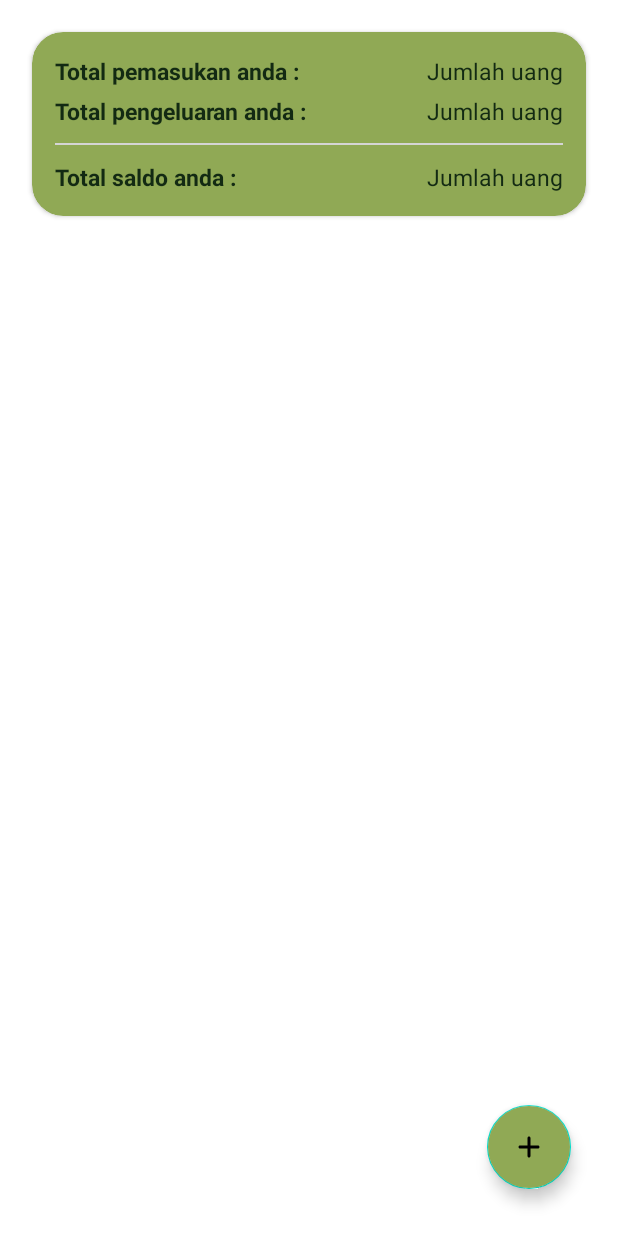
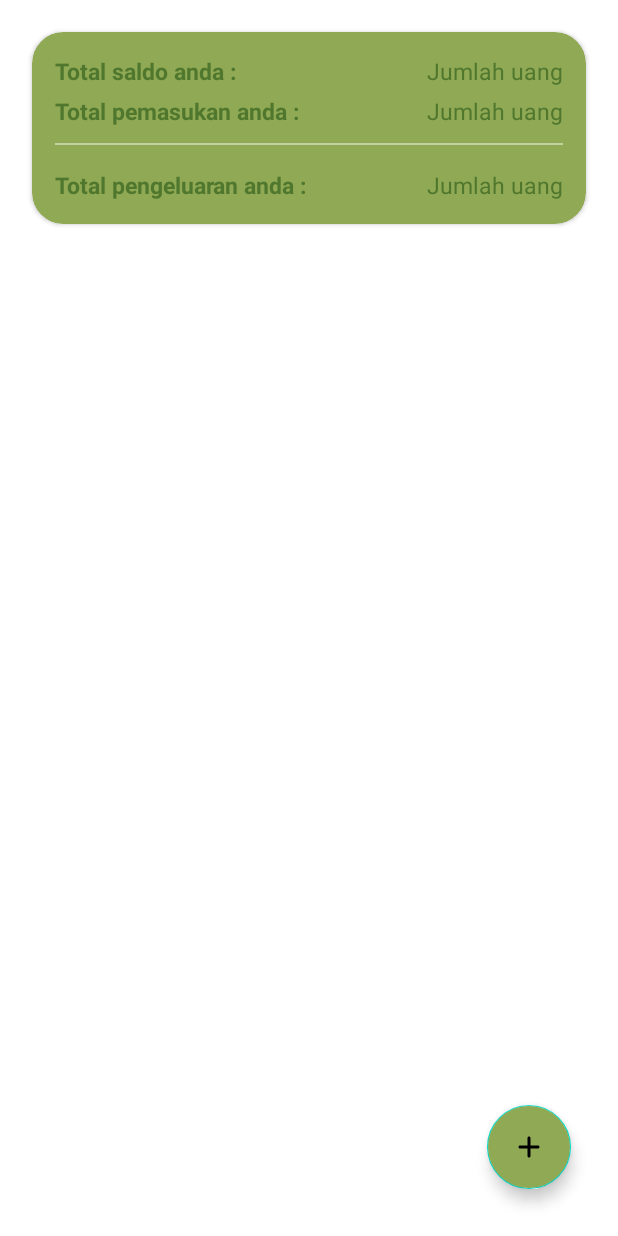
Before and after one commit to SarifaAJ/FinanceTracker, an Android app: the layout activity_home.xml on its own in the app's theme, with its tools: preview values and no code run, on a phone screen of 412 x 824 dp. Run offline under Robolectric (Android 15) with nearby library versions, the phone set to English and light mode, and no system bars.

Commit message:
message commit

```diff
--- a/app/src/main/java/com/example/finance/database/dao/FinanceDao.kt
+++ b/app/src/main/java/com/example/finance/database/dao/FinanceDao.kt
@@ -21,10 +21,10 @@ interface FinanceDao {
     @Query("SELECT SUM(nominal) FROM financemodel WHERE type = 'Pemasukan'")
     fun getTotalIncome(): Int
 
-    @Query("SELECT * FROM financemodel WHERE type = 'Pengeluaran' ORDER BY id DESC")
+    @Query("SELECT * FROM financemodel WHERE type = 'Pengeluaran' ORDER BY date DESC")
     fun getAllExpenses(): List<FinanceModel>?
 
-    @Query("SELECT * FROM financemodel WHERE type = 'Pemasukan' ORDER BY id DESC")
+    @Query("SELECT * FROM financemodel WHERE type = 'Pemasukan' ORDER BY date DESC")
     fun getAllIncome(): List<FinanceModel>?
 
     @Insert
--- a/app/src/main/java/com/example/finance/ui/AddNotesActivity.kt
+++ b/app/src/main/java/com/example/finance/ui/AddNotesActivity.kt
@@ -34,7 +34,7 @@ class AddNotesActivity : AppCompatActivity() {
             data.nominal = binding.edtMoney.text.toString().toInt()
             data.desc = binding.edtDesc.text.toString()
             data.date = getCurrentTime()
-            data.type = selectedChip!! // Set jenis data sebagai "Pengeluaran"
+            data.type = selectedChip!!
 
             val financeDao = db.financeDao()
             if (data.type == "Pengeluaran") {
@@ -44,7 +44,6 @@ class AddNotesActivity : AppCompatActivity() {
             } // Menggunakan metode insert yang mencakup pemasukan dan pengeluaran
 
             Toast.makeText(this@AddNotesActivity, "Catatan pengeluaran berhasil ditambahkan", Toast.LENGTH_SHORT).show()
-
             this@AddNotesActivity.finish()
         }
 
--- a/app/src/main/java/com/example/finance/ui/MainActivity.kt
+++ b/app/src/main/java/com/example/finance/ui/MainActivity.kt
@@ -28,6 +28,7 @@ class MainActivity : AppCompatActivity() {
         binding = ActivityMainBinding.inflate(layoutInflater)
         setContentView(binding.root)
 
+        // share preferences
         sharedPreferences = applicationContext.getSharedPreferences("pref", Context.MODE_PRIVATE)
 
         if (restorePrefData()) {
@@ -37,6 +38,7 @@ class MainActivity : AppCompatActivity() {
         } else {
             setPrefData()
 
+            // on boarding appearance
             val onBoardingData: MutableList<OnBoardingData> = ArrayList()
             onBoardingData.add(
                 OnBoardingData(
@@ -79,9 +81,9 @@ class MainActivity : AppCompatActivity() {
                 override fun onTabSelected(tab: TabLayout.Tab?) {
                     position = tab?.position ?: 0
                     if (tab?.position == onBoardingData.size - 1) {
-                        binding.next.text = "Get Started"
+                        binding.next.text = getString(R.string.get_started)
                     } else {
-                        binding.next.text = "Next"
+                        binding.next.text = getString(R.string.next)
                     }
                 }
 
--- a/app/src/main/java/com/example/finance/ui/expenses/EditExpensesNotesActivity.kt
+++ b/app/src/main/java/com/example/finance/ui/expenses/EditExpensesNotesActivity.kt
@@ -25,11 +25,12 @@ class EditExpensesNotesActivity : AppCompatActivity() {
         binding = ActivityEditExpensesNotesBinding.inflate(layoutInflater)
         setContentView(binding.root)
 
-        //back button
+        // back button
         binding.btnBackArrow.setOnClickListener {
             finish()
         }
 
+        // to bring up the previous data
         val data = intent.getParcelableExtra("expenses data") ?: FinanceModel()
         Log.e("expenses data", "${data.nominal}.")
 
--- a/app/src/main/java/com/example/finance/ui/login/LoginActivity.kt
+++ b/app/src/main/java/com/example/finance/ui/login/LoginActivity.kt
@@ -20,14 +20,18 @@ class LoginActivity : AppCompatActivity() {
 
         db = DBHelper(this)
 
+        // button to home
         binding.btnUser.setOnClickListener {
             val moveIntent = Intent(this@LoginActivity, HomeActivity::class.java)
             startActivity(moveIntent)
         }
+        // button to sign up
         binding.confirmUser.setOnClickListener {
             val moveIntent = Intent(this@LoginActivity, SignupActivity::class.java)
             startActivity(moveIntent)
         }
+
+        // button to confirm your username and password before you go to home activity
         binding.btnUser.setOnClickListener {
             val usernameText = binding.username.text.toString()
             val passwordText = binding.password.text.toString()
--- a/app/src/main/java/com/example/finance/ui/login/SignupActivity.kt
+++ b/app/src/main/java/com/example/finance/ui/login/SignupActivity.kt
@@ -20,14 +20,18 @@ class SignupActivity : AppCompatActivity() {
 
         db = DBHelper(this)
 
+        // button to home
         binding.btnUser.setOnClickListener {
             val moveIntent = Intent(this@SignupActivity, HomeActivity::class.java)
             startActivity(moveIntent)
         }
+        // button to sign up
         binding.confirmUser.setOnClickListener {
             val moveIntent = Intent(this@SignupActivity, LoginActivity::class.java)
             startActivity(moveIntent)
         }
+
+        // button to input your data to database, so that you can use it for login to
         binding.btnUser.setOnClickListener {
             val usernameText = binding.username.text.toString()
             val passwordText = binding.password.text.toString()
--- a/app/src/main/res/layout/activity_home.xml
+++ b/app/src/main/res/layout/activity_home.xml
@@ -28,12 +28,33 @@
                 android:orientation="vertical"
                 android:padding="@dimen/_12sdp">
 
-                <TableRow
-                    android:layout_width="match_parent"
-                    android:layout_height="match_parent">
                 <RelativeLayout
                     android:layout_width="match_parent"
                     android:layout_height="match_parent">
+
+                    <TextView
+                        android:id="@+id/tv_total"
+                        android:layout_width="wrap_content"
+                        android:layout_height="wrap_content"
+                        android:layout_alignParentStart="true"
+                        android:text="@string/card_total"
+                        android:textColor="@color/greenP_3"
+                        android:textSize="@dimen/_12sdp"
+                        android:textStyle="bold" />
+                    <TextView
+                        android:id="@+id/edt_total"
+                        android:layout_width="wrap_content"
+                        android:layout_height="wrap_content"
+                        android:layout_alignParentEnd="true"
+                        android:text="@string/money"
+                        android:textColor="@color/greenP_3"
+                        android:textSize="@dimen/_12sdp" />
+                </RelativeLayout>
+
+                <RelativeLayout
+                    android:layout_width="match_parent"
+                    android:layout_height="match_parent"
+                    android:layout_marginTop="@dimen/_4sdp">
 
                     <TextView
                         android:id="@+id/tv_pemasukan"
@@ -41,25 +62,26 @@
                         android:layout_height="wrap_content"
                         android:layout_alignParentStart="true"
                         android:text="@string/card_pemasukan"
-                            android:textColor="@color/greenP_1"
+                        android:textColor="@color/greenP_3"
                         android:textSize="@dimen/_12sdp"
                         android:textStyle="bold" />
-
                     <TextView
                         android:id="@+id/edt_pemasukan"
                         android:layout_width="wrap_content"
                         android:layout_height="wrap_content"
                         android:layout_alignParentEnd="true"
                         android:text="@string/money"
-                            android:textColor="@color/greenP_1"
+                        android:textColor="@color/greenP_3"
                         android:textSize="@dimen/_12sdp" />
+                </RelativeLayout>
 
-                    </RelativeLayout>
-                </TableRow>
+                <View
+                    android:layout_width="match_parent"
+                    android:layout_height="@dimen/_1sdp"
+                    android:layout_marginTop="@dimen/_8sdp"
+                    android:layout_marginBottom="@dimen/_8sdp"
+                    android:background="#c2d0a1" />
 
-                <TableRow
-                    android:layout_width="match_parent"
-                    android:layout_height="match_parent">
                 <RelativeLayout
                     android:layout_width="match_parent"
                     android:layout_height="match_parent"
@@ -71,56 +93,18 @@
                         android:layout_height="wrap_content"
                         android:layout_alignParentStart="true"
                         android:text="@string/card_pengeluaran"
-                            android:textColor="@color/greenP_1"
+                        android:textColor="@color/greenP_3"
                         android:textSize="@dimen/_12sdp"
-                            android:textStyle="bold" />
-
+                        android:textStyle="bold"/>
                     <TextView
                         android:id="@+id/edt_pengeluaran"
                         android:layout_width="wrap_content"
                         android:layout_height="wrap_content"
                         android:layout_alignParentEnd="true"
                         android:text="@string/money"
-                            android:textColor="@color/greenP_1"
-                            android:textSize="@dimen/_12sdp" />
-
-                    </RelativeLayout>
-                </TableRow>
-
-                <View
-                    android:layout_marginBottom="@dimen/_8sdp"
-                    android:layout_marginTop="@dimen/_8sdp"
-                    android:layout_width="match_parent"
-                    android:layout_height="@dimen/_1sdp"
-                    android:background="#D5D5D5"/>
-
-                <TableRow
-                    android:layout_width="match_parent"
-                    android:layout_height="wrap_content" >
-                    <RelativeLayout
-                        android:layout_width="match_parent"
-                        android:layout_height="match_parent">
-
-                        <TextView
-                            android:id="@+id/tv_total"
-                            android:layout_width="wrap_content"
-                            android:layout_height="wrap_content"
-                            android:layout_alignParentStart="true"
-                            android:text="@string/card_total"
-                            android:textColor="@color/greenP_1"
-                            android:textSize="@dimen/_12sdp"
-                            android:textStyle="bold" />
-
-                        <TextView
-                            android:id="@+id/edt_total"
-                            android:layout_width="wrap_content"
-                            android:layout_height="wrap_content"
-                            android:layout_alignParentEnd="true"
-                            android:text="@string/money"
-                            android:textColor="@color/greenP_1"
+                        android:textColor="@color/greenP_3"
                         android:textSize="@dimen/_12sdp" />
                 </RelativeLayout>
-                </TableRow>
 
             </LinearLayout>
         </androidx.cardview.widget.CardView>
```
Also changed, not shown: app/src/main/java/com/example/finance/adapter/holder/ExpensesHolder.kt (+7 -1 lines), app/src/main/java/com/example/finance/adapter/holder/IncomeHolder.kt (+7 -1 lines), app/src/main/java/com/example/finance/ui/HomeActivity.kt (+15 -4 lines). Lines whose indentation alone changed are shown as unchanged.
